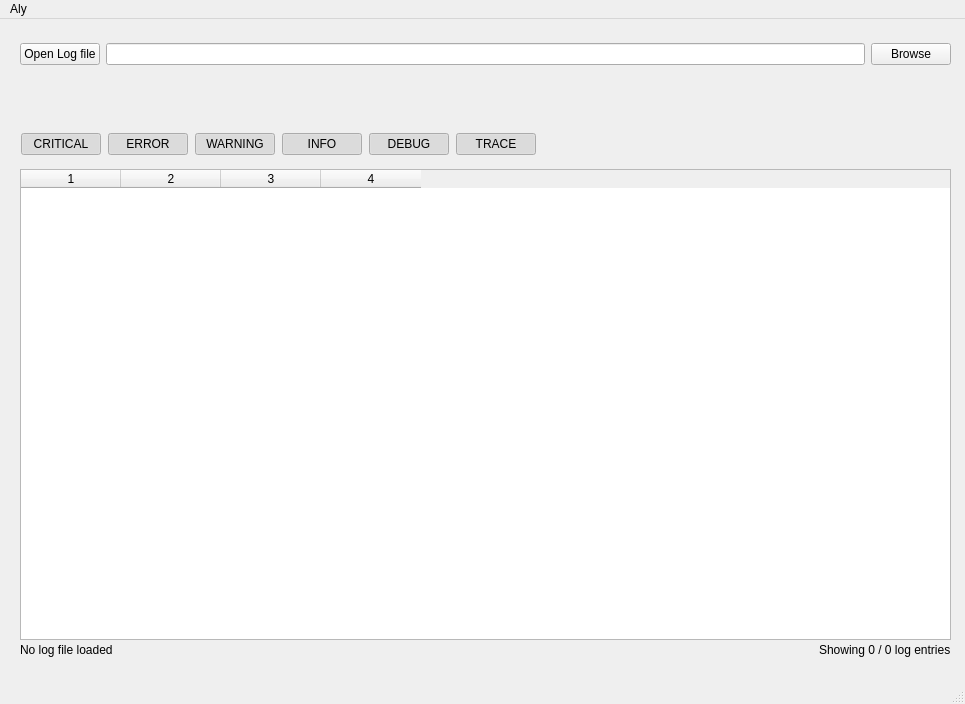
Before: the Qt Designer form logAnalyzer/ui/mainwindow.ui in Dennish90/modular-logging-system, drawn with Qt 5.
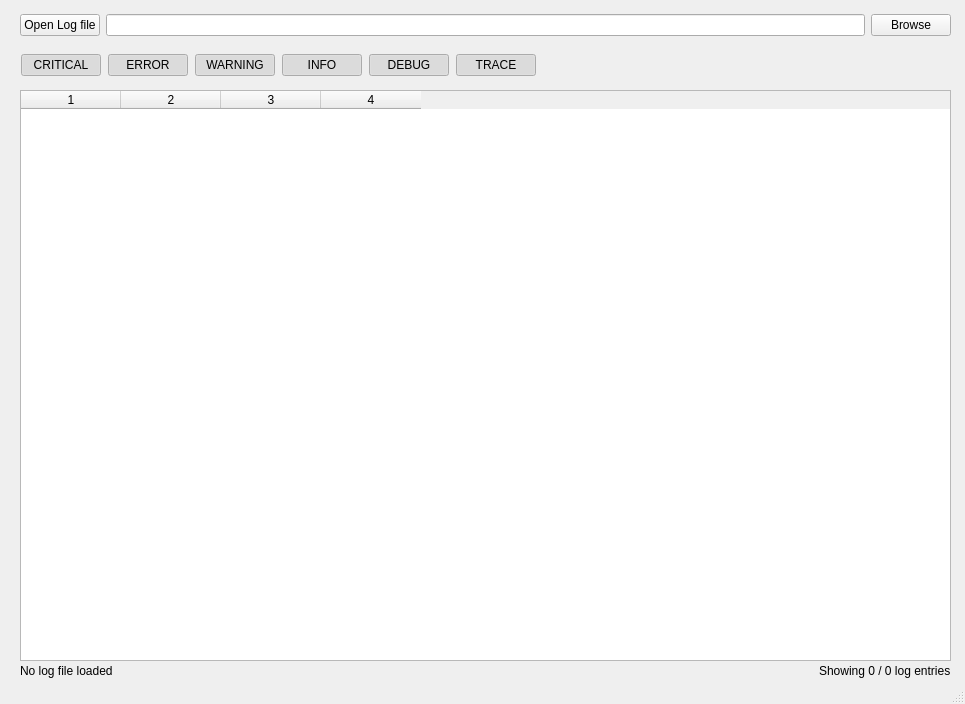
After: the same form once the commit is applied.

Commit message: Added Browse button and Open file button logic

What changed in the file:
```diff
--- a/logAnalyzer/ui/mainwindow.ui
+++ b/logAnalyzer/ui/mainwindow.ui
@@ -18,7 +18,7 @@
     <property name="geometry">
      <rect>
       <x>20</x>
-      <y>20</y>
+      <y>10</y>
       <width>931</width>
       <height>31</height>
      </rect>
@@ -53,7 +53,7 @@
     <property name="geometry">
      <rect>
       <x>20</x>
-      <y>110</y>
+      <y>50</y>
       <width>521</width>
       <height>31</height>
      </rect>
@@ -179,7 +179,7 @@
     <property name="geometry">
      <rect>
       <x>20</x>
-      <y>620</y>
+      <y>660</y>
       <width>931</width>
       <height>22</height>
      </rect>
@@ -218,9 +218,9 @@
     <property name="geometry">
      <rect>
       <x>20</x>
-      <y>150</y>
+      <y>90</y>
       <width>931</width>
-      <height>471</height>
+      <height>571</height>
      </rect>
     </property>
     <property name="alternatingRowColors">
@@ -238,22 +238,6 @@
     <column/>
    </widget>
   </widget>
-  <widget class="QMenuBar" name="menubar">
-   <property name="geometry">
-    <rect>
-     <x>0</x>
-     <y>0</y>
-     <width>965</width>
-     <height>21</height>
-    </rect>
-   </property>
-   <widget class="QMenu" name="menuAly">
-    <property name="title">
-     <string>Aly</string>
-    </property>
-   </widget>
-   <addaction name="menuAly"/>
-  </widget>
   <widget class="QStatusBar" name="statusbar"/>
  </widget>
  <resources/>
```
Left out of the diff: 2 changed lines with no effect on the pictures. The commit also changes 3 other files.
